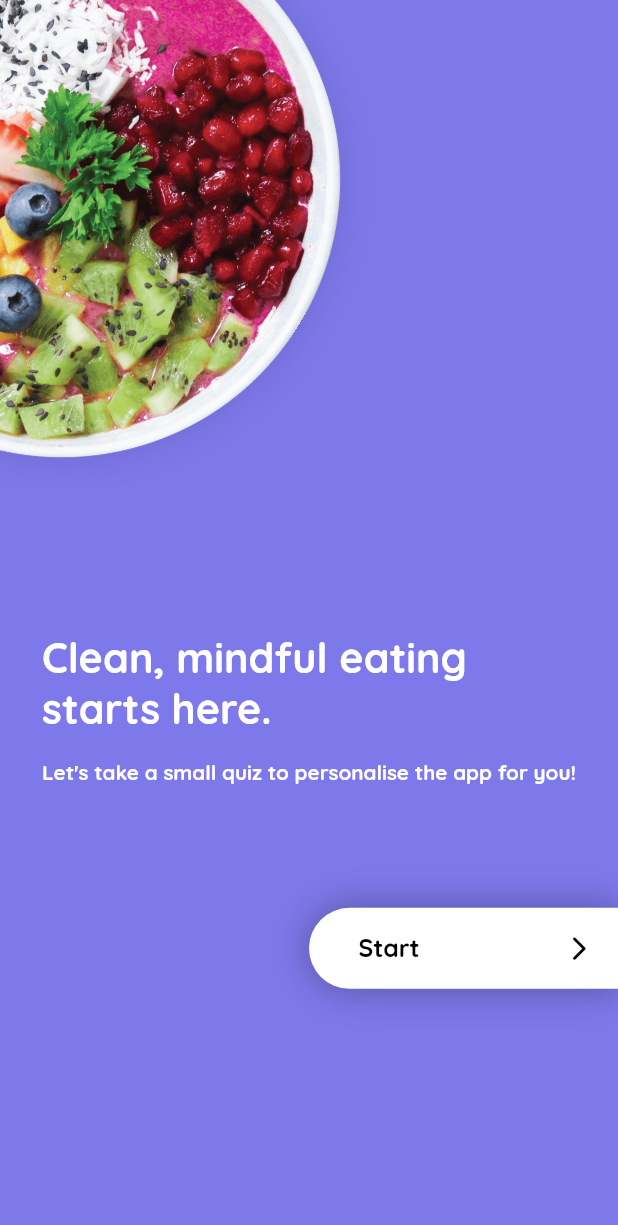
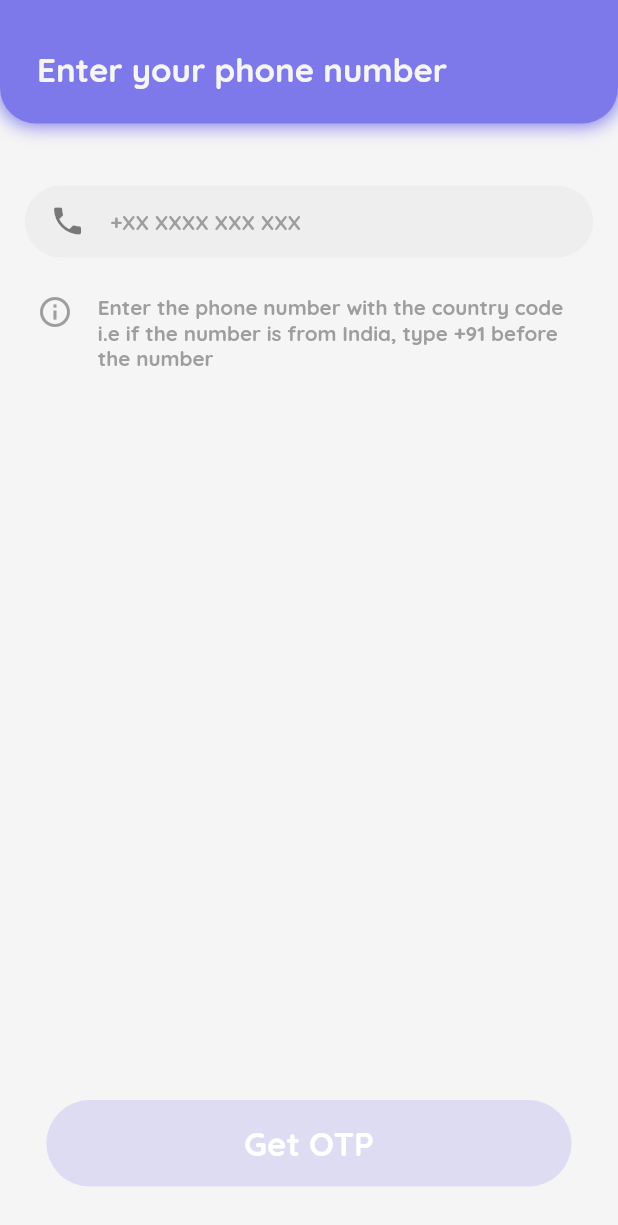
Before and after one commit to Akshiiitsaxena/mealguide-flutter, a Flutter app: the screen it shows after launch, on a phone screen of 412 x 824 dp. Shown: the top 1225 px of the screen. Run offline on Flutter 3.47's test engine with Material 2 defaults, Android fonts, the light colour scheme and no system bars; our stand-ins replace cached_network_image, dio, firebase_auth, firebase_core, flutter_hooks, hive and 6 more; missing offline and left inert: fraction, syncfusion_flutter_core; accounts and stored records are empty.

Commit message:
feat: added phone auth

```diff
--- a/lib/main.dart
+++ b/lib/main.dart
@@ -2,15 +2,18 @@ import 'package:flutter/material.dart';
 import 'package:flutter/services.dart';
 import 'package:flutter_hooks/flutter_hooks.dart';
 import 'package:hooks_riverpod/hooks_riverpod.dart';
-import 'package:mealguide/helper/bottom_bar_view.dart';
 import 'package:mealguide/helper/brightness_notifier.dart';
-import 'package:mealguide/pages/onboarding/onboarding_quiz.dart';
+import 'package:mealguide/pages/auth/phone_number_page.dart';
 import 'package:mealguide/pages/onboarding/start_screen.dart';
 import 'package:mealguide/providers/theme_provider.dart';
 import 'package:mealguide/theme/app_theme.dart';
 import 'package:sizer/sizer.dart';
+import 'package:firebase_core/firebase_core.dart';
+import 'firebase_options.dart';
 
-void main() {
+void main() async {
+  WidgetsFlutterBinding.ensureInitialized();
+  await Firebase.initializeApp(options: DefaultFirebaseOptions.currentPlatform);
   runApp(const ProviderScope(child: MyApp()));
 }
 
@@ -31,13 +34,17 @@ class MyApp extends HookConsumerWidget {
       onBrightnessChanged: () => handleTheme(ref),
       child: Sizer(
         builder: (context, orientation, deviceType) {
-          return MaterialApp(
-            title: 'MealGuide',
-            themeMode: mode,
-            theme: AppTheme.lightTheme,
-            darkTheme: AppTheme.darkTheme,
-            home: const StartScreen(),
-            debugShowCheckedModeBanner: false,
+          return GestureDetector(
+            onTap: () => FocusManager.instance.primaryFocus?.unfocus(),
+            child: MaterialApp(
+              title: 'MealGuide',
+              themeMode: mode,
+              theme: AppTheme.lightTheme,
+              darkTheme: AppTheme.darkTheme,
+              // home: const StartScreen(),
+              home: const PhoneNumberPage(),
+              debugShowCheckedModeBanner: false,
+            ),
           );
         },
       ),
--- /dev/null
+++ b/lib/pages/auth/phone_number_page.dart
@@ -0,0 +1,120 @@
+import 'package:flutter/material.dart';
+import 'package:flutter_hooks/flutter_hooks.dart';
+import 'package:hooks_riverpod/hooks_riverpod.dart';
+import 'package:mealguide/helper/mg_loading_blur.dart';
+import 'package:mealguide/pages/auth/otp_verification_page.dart';
+import 'package:mealguide/providers/auth_provider.dart';
+import 'package:mealguide/providers/otp_state_provider.dart';
+import 'package:mealguide/widgets/mg_bar.dart';
+import 'package:mealguide/widgets/primary_button.dart';
+import 'package:sizer/sizer.dart';
+
+class PhoneNumberPage extends HookConsumerWidget {
+  const PhoneNumberPage({super.key});
+
+  @override
+  Widget build(BuildContext context, WidgetRef ref) {
+    final numberController = useTextEditingController();
+    final theme = Theme.of(context);
+
+    final isLoading = ref.watch(otpStateNotifierProvider).isLoading;
+    final isNumberValid = useState(false);
+
+    return Stack(
+      children: [
+        Scaffold(
+          appBar: MgAppBar(
+            height: 10.h,
+            child: Padding(
+              padding: EdgeInsets.only(top: 3.h),
+              child: Text(
+                'Enter your phone number',
+                style: theme.textTheme.titleLarge,
+              ),
+            ),
+          ),
+          body: Column(
+            mainAxisAlignment: MainAxisAlignment.center,
+            crossAxisAlignment: CrossAxisAlignment.center,
+            children: [
+              SizedBox(height: 3.h),
+              Container(
+                decoration: BoxDecoration(
+                  color: theme.canvasColor,
+                  borderRadius: BorderRadius.circular(160),
+                ),
+                width: 100.w,
+                margin: EdgeInsets.symmetric(vertical: 2.h, horizontal: 4.w),
+                padding: EdgeInsets.symmetric(horizontal: 4.w),
+                child: Row(
+                  children: [
+                    Icon(
+                      Icons.phone,
+                      color: theme.indicatorColor.withOpacity(0.5),
+                    ),
+                    SizedBox(width: 4.w),
+                    Expanded(
+                      child: TextFormField(
+                        cursorColor: theme.primaryColor,
+                        controller: numberController,
+                        decoration: InputDecoration(
+                          border: InputBorder.none,
+                          hintText: '+XX XXXX XXX XXX',
+                          hintStyle: theme.textTheme.bodySmall!,
+                        ),
+                        keyboardType: TextInputType.phone,
+                        style: theme.textTheme.bodyMedium,
+                        onChanged: (value) => isNumberValid.value =
+                            value.startsWith('+') && value.length > 11,
+                      ),
+                    )
+                  ],
+                ),
+              ),
+              SizedBox(height: 1.h),
+              Container(
+                padding: EdgeInsets.symmetric(horizontal: 6.w),
+                child: Row(
+                  crossAxisAlignment: CrossAxisAlignment.start,
+                  children: [
+                    const Icon(Icons.info_outline, color: Colors.grey),
+                    SizedBox(width: 4.w),
+                    Expanded(
+                      child: Text(
+                        'Enter the phone number with the country code\ni.e if the number is from India, type +91 before the number',
+                        style: theme.textTheme.bodySmall,
+                      ),
+                    )
+                  ],
+                ),
+              ),
+              const Spacer(),
+              MgPrimaryButton(
+                'Get OTP',
+                onTap: () {
+                  ref
+                      .read(authProvider)
+                      .requestOtp(number: numberController.text);
+
+                  Navigator.pushReplacement(
+                    context,
+                    MaterialPageRoute(
+                      builder: ((context) =>
+                          OtpVerificationPage(number: numberController.text)),
+                    ),
+                  );
+                },
+                isEnabled: isNumberValid.value,
+              ),
+              SizedBox(height: 4.h),
+            ],
+          ),
+        ),
+        Visibility(
+          visible: isLoading,
+          child: const MgLoadingBlur(),
+        ),
+      ],
+    );
+  }
+}
--- a/pubspec.yaml
+++ b/pubspec.yaml
@@ -42,10 +42,10 @@ dependencies:
   dio: ^4.0.6
   syncfusion_flutter_sliders: ^20.4.38
   syncfusion_flutter_core: ^20.4.38
-
-  # The following adds the Cupertino Icons font to your application.
-  # Use with the CupertinoIcons class for iOS style icons.
   cupertino_icons: ^1.0.2
+  firebase_core: ^2.4.0
+  firebase_auth: ^4.2.3
+  pin_code_fields: ^7.4.0
 
 dev_dependencies:
   flutter_test:
```
Also changed, not shown: lib/helper/mg_loading_blur.dart (added, +29 -0 lines), lib/pages/auth/otp_verification_page.dart (added, +218 -0 lines), lib/providers/auth_provider.dart (added, +99 -0 lines), lib/providers/otp_state_provider.dart (added, +81 -0 lines), lib/widgets/error_dialog.dart (added, +24 -0 lines), lib/firebase_options.dart (added), pubspec.lock, 11 other files.
